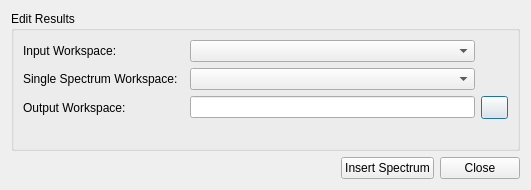
This is qt/scientific_interfaces/Indirect/IndirectEditResultsDialog.ui in mantidproject/mantid as Qt 5 draws it before an edit. The edited form follows.
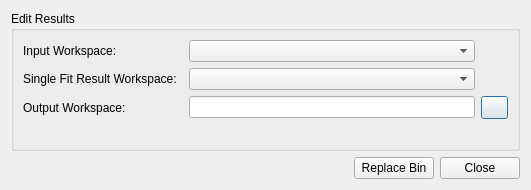
This is the edited form. Icons and pictures are not drawn. Custom widgets are drawn as their Qt base class.

Commit message: Refs #24691. Create ReplaceIndirectFitResultBin algorithm

The edit to the form file:
```diff
--- a/qt/scientific_interfaces/Indirect/IndirectEditResultsDialog.ui
+++ b/qt/scientific_interfaces/Indirect/IndirectEditResultsDialog.ui
@@ -23,7 +23,7 @@
       <item row="1" column="0">
        <widget class="QLabel" name="lbSpectrum">
         <property name="text">
-         <string>Single Spectrum Workspace:</string>
+         <string>Single Fit Result Workspace:</string>
         </property>
        </widget>
       </item>
@@ -131,7 +131,7 @@
       <item>
        <widget class="QPushButton" name="pbInsertSpectrum">
         <property name="text">
-         <string>Insert Spectrum</string>
+         <string>Replace Bin</string>
         </property>
        </widget>
       </item>
```
Left out of the diff: 2 changed lines with no effect on the pictures. The commit also changes 10 other files.
